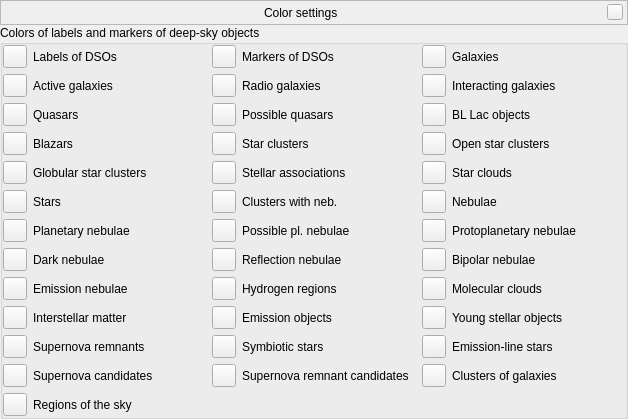
Above: src/gui/dsoColorsDialog.ui from greck2908/stellarium before the change. Below: the same form after it.
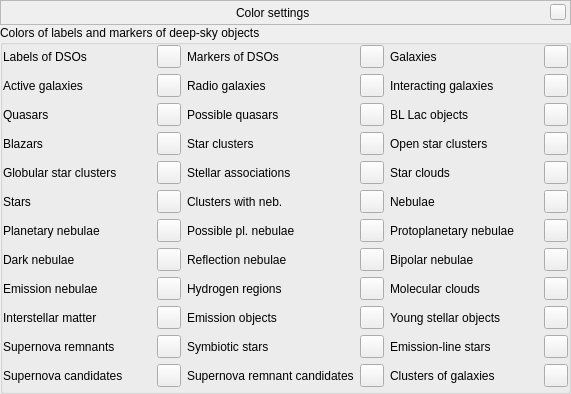
That is the form after the change. Custom widgets are drawn as their Qt base class.

What changed in the file:
```diff
--- a/src/gui/dsoColorsDialog.ui
+++ b/src/gui/dsoColorsDialog.ui
@@ -6,8 +6,8 @@
    <rect>
     <x>0</x>
     <y>0</y>
-    <width>628</width>
-    <height>396</height>
+    <width>571</width>
+    <height>394</height>
    </rect>
   </property>
   <layout class="QVBoxLayout" name="verticalLayout">
@@ -142,28 +142,73 @@
       <property name="bottomMargin">
        <number>0</number>
       </property>
-      <item row="2" column="4">
-       <widget class="QToolButton" name="colorDSOBLLacObjects">
+      <item row="7" column="1">
+       <widget class="QToolButton" name="colorDSODarkNebulae">
         <property name="toolTip">
          <string>Color of markers of BL Lac objects</string>
         </property>
        </widget>
       </item>
-      <item row="2" column="3">
-       <widget class="QLabel" name="labelDSOColorPossibleQuasars">
+      <item row="3" column="4">
+       <widget class="QLabel" name="labelDSOColorOpenStarClusters">
         <property name="text">
-         <string>Possible quasars</string>
+         <string>Open star clusters</string>
         </property>
        </widget>
       </item>
-      <item row="5" column="0">
-       <widget class="QToolButton" name="colorDSOStars">
+      <item row="5" column="2">
+       <widget class="QLabel" name="labelDSOColorNebulosityClusters">
         <property name="toolTip">
          <string>Color of markers of stars</string>
         </property>
+        <property name="text">
+         <string>Clusters with neb.</string>
+        </property>
        </widget>
       </item>
-      <item row="6" column="3">
+      <item row="4" column="2">
+       <widget class="QLabel" name="labelDSOColorStellarAssociations">
+        <property name="text">
+         <string>Stellar associations</string>
+        </property>
+       </widget>
+      </item>
+      <item row="3" column="0">
+       <widget class="QLabel" name="labelDSOColorBlazars">
+        <property name="text">
+         <string>Blazars</string>
+        </property>
+       </widget>
+      </item>
+      <item row="3" column="5">
+       <widget class="QToolButton" name="colorDSOOpenStarClusters">
+        <property name="toolTip">
+         <string>Color of markers of open star clusters</string>
+        </property>
+       </widget>
+      </item>
+      <item row="4" column="3">
+       <widget class="QToolButton" name="colorDSOStellarAssociations">
+        <property name="toolTip">
+         <string>Color of markers of stellar associations</string>
+        </property>
+       </widget>
+      </item>
+      <item row="9" column="0">
+       <widget class="QLabel" name="labelDSOColorInterstellarMatter">
+        <property name="text">
+         <string>Interstellar matter</string>
+        </property>
+       </widget>
+      </item>
+      <item row="8" column="2">
+       <widget class="QLabel" name="labelDSOColorHydrogenRegions">
+        <property name="text">
+         <string>Hydrogen regions</string>
+        </property>
+       </widget>
+      </item>
+      <item row="6" column="2">
        <widget class="QLabel" name="labelDSOColorPossiblePlanetaryNebulae">
         <property name="toolTip">
          <string>Possible planetary nebulae</string>
@@ -173,342 +218,335 @@
         </property>
        </widget>
       </item>
-      <item row="5" column="5">
-       <widget class="QLabel" name="labelDSOColorNebulae">
-        <property name="text">
-         <string>Nebulae</string>
-        </property>
-       </widget>
-      </item>
-      <item row="10" column="4">
-       <widget class="QToolButton" name="colorDSOEmissionLineStars">
-        <property name="toolTip">
-         <string>Color of markers of emission-line stars</string>
-        </property>
-       </widget>
-      </item>
-      <item row="7" column="3">
-       <widget class="QLabel" name="labelDSOColorReflectionNebulae">
-        <property name="text">
-         <string>Reflection nebulae</string>
-        </property>
-       </widget>
-      </item>
-      <item row="1" column="3">
+      <item row="1" column="2">
        <widget class="QLabel" name="labelDSOColorRadioGalaxies">
         <property name="text">
          <string>Radio galaxies</string>
         </property>
        </widget>
       </item>
-      <item row="1" column="1">
-       <widget class="QLabel" name="labelDSOColorActiveGalaxies">
-        <property name="text">
-         <string>Active galaxies</string>
-        </property>
-       </widget>
-      </item>
-      <item row="3" column="0">
-       <widget class="QToolButton" name="colorDSOBlazars">
+      <item row="0" column="1">
+       <widget class="QToolButton" name="colorDSOLabels">
         <property name="toolTip">
          <string>Color of markers of blazars</string>
         </property>
        </widget>
       </item>
-      <item row="3" column="3">
-       <widget class="QLabel" name="labelDSOColorStarClusters">
-        <property name="text">
-         <string>Star clusters</string>
-        </property>
-       </widget>
-      </item>
-      <item row="9" column="3">
-       <widget class="QLabel" name="labelDSOColorEmissionObjects">
-        <property name="text">
-         <string>Emission objects</string>
-        </property>
-       </widget>
-      </item>
-      <item row="1" column="4">
+      <item row="1" column="5">
        <widget class="QToolButton" name="colorDSOInteractingGalaxies">
         <property name="toolTip">
          <string>Color of markers of interacting galaxies</string>
         </property>
        </widget>
       </item>
-      <item row="4" column="1">
-       <widget class="QLabel" name="labelDSOColorGlobularStarClusters">
+      <item row="5" column="3">
+       <widget class="QToolButton" name="colorDSONebulosityClusters">
+        <property name="toolTip">
+         <string>Color of markers of clusters associated with nebulosity</string>
+        </property>
+       </widget>
+      </item>
+      <item row="1" column="4">
+       <widget class="QLabel" name="labelDSOColorInteractingGalaxies">
         <property name="text">
-         <string>Globular star clusters</string>
+         <string>Interacting galaxies</string>
         </property>
        </widget>
       </item>
-      <item row="9" column="4">
+      <item row="9" column="5">
        <widget class="QToolButton" name="colorDSOYoungStellarObjects">
         <property name="toolTip">
          <string>Color of markers of young stellar objects</string>
         </property>
        </widget>
       </item>
-      <item row="4" column="4">
-       <widget class="QToolButton" name="colorDSOStarClouds">
+      <item row="6" column="5">
+       <widget class="QToolButton" name="colorDSOProtoplanetaryNebulae">
         <property name="toolTip">
-         <string>Color of markers of star clouds</string>
+         <string>Color of markers of protoplanetary nebulae</string>
+        </property>
+       </widget>
+      </item>
+      <item row="6" column="3">
+       <widget class="QToolButton" name="colorDSOPossiblePlanetaryNebulae">
+        <property name="toolTip">
+         <string>Color of markers of possible planetary nebulae</string>
+        </property>
+       </widget>
+      </item>
+      <item row="2" column="3">
+       <widget class="QToolButton" name="colorDSOPossibleQuasars">
+        <property name="toolTip">
+         <string>Color of markers of possible quasars</string>
+        </property>
+       </widget>
+      </item>
+      <item row="3" column="3">
+       <widget class="QToolButton" name="colorDSOStarClusters">
+        <property name="toolTip">
+         <string>Color of markers of star clusters</string>
+        </property>
+       </widget>
+      </item>
+      <item row="8" column="0">
+       <widget class="QLabel" name="labelDSOColorEmissionNebulae">
+        <property name="text">
+         <string>Emission nebulae</string>
         </property>
        </widget>
       </item>
       <item row="10" column="1">
-       <widget class="QLabel" name="labelDSOColorSupernovaRemnants">
-        <property name="text">
-         <string>Supernova remnants</string>
-        </property>
-       </widget>
-      </item>
-      <item row="7" column="4">
-       <widget class="QToolButton" name="colorDSOBipolarNebulae">
+       <widget class="QToolButton" name="colorDSOSupernovaRemnants">
         <property name="toolTip">
          <string>Color of markers of bipolar nebulae</string>
         </property>
        </widget>
       </item>
-      <item row="11" column="0">
-       <widget class="QToolButton" name="colorDSOSupernovaCandidates">
-        <property name="toolTip">
-         <string>Color of markers of supernova candidates</string>
-        </property>
-       </widget>
-      </item>
-      <item row="6" column="1">
-       <widget class="QLabel" name="labelDSOColorPlanetaryNebulae">
+      <item row="2" column="2">
+       <widget class="QLabel" name="labelDSOColorPossibleQuasars">
         <property name="text">
-         <string>Planetary nebulae</string>
-        </property>
-       </widget>
-      </item>
-      <item row="9" column="0">
-       <widget class="QToolButton" name="colorDSOInterstellarMatter">
-        <property name="toolTip">
-         <string>Color of markers of interstellar matter</string>
-        </property>
-       </widget>
-      </item>
-      <item row="0" column="4">
-       <widget class="QToolButton" name="colorDSOGalaxies">
-        <property name="toolTip">
-         <string>Color of markers of galaxies</string>
-        </property>
-       </widget>
-      </item>
-      <item row="0" column="5">
-       <widget class="QLabel" name="labelDSOColorGalaxies">
-        <property name="text">
-         <string>Galaxies</string>
-        </property>
-       </widget>
-      </item>
-      <item row="4" column="2">
-       <widget class="QToolButton" name="colorDSOStellarAssociations">
-        <property name="toolTip">
-         <string>Color of markers of stellar associations</string>
-        </property>
-       </widget>
-      </item>
-      <item row="3" column="5">
-       <widget class="QLabel" name="labelDSOColorOpenStarClusters">
-        <property name="text">
-         <string>Open star clusters</string>
+         <string>Possible quasars</string>
         </property>
        </widget>
       </item>
       <item row="3" column="1">
-       <widget class="QLabel" name="labelDSOColorBlazars">
+       <widget class="QToolButton" name="colorDSOBlazars">
+        <property name="toolTip">
+         <string>Color of markers of blazars</string>
+        </property>
+       </widget>
+      </item>
+      <item row="1" column="0">
+       <widget class="QLabel" name="labelDSOColorActiveGalaxies">
         <property name="text">
-         <string>Blazars</string>
+         <string>Active galaxies</string>
         </property>
        </widget>
       </item>
-      <item row="7" column="0">
-       <widget class="QToolButton" name="colorDSODarkNebulae">
+      <item row="2" column="1">
+       <widget class="QToolButton" name="colorDSOQuasars">
         <property name="toolTip">
          <string>Color of markers of dark nebulae</string>
         </property>
        </widget>
       </item>
-      <item row="8" column="0">
+      <item row="8" column="1">
        <widget class="QToolButton" name="colorDSOEmissionNebulae">
         <property name="toolTip">
          <string>Color of markers of emission nebulae</string>
         </property>
        </widget>
       </item>
-      <item row="1" column="0">
-       <widget class="QToolButton" name="colorDSOActiveGalaxies">
+      <item row="7" column="3">
+       <widget class="QToolButton" name="colorDSOReflectionNebulae">
         <property name="toolTip">
          <string>Color of markers of active galaxies</string>
         </property>
        </widget>
       </item>
-      <item row="7" column="5">
-       <widget class="QLabel" name="labelDSOColorBipolarNebulae">
-        <property name="text">
-         <string>Bipolar nebulae</string>
+      <item row="4" column="5">
+       <widget class="QToolButton" name="colorDSOStarClouds">
+        <property name="toolTip">
+         <string>Color of markers of star clouds</string>
         </property>
        </widget>
       </item>
       <item row="0" column="0">
-       <widget class="QToolButton" name="colorDSOLabels">
+       <widget class="QLabel" name="labelDSOColorLabels">
         <property name="toolTip">
-         <string>Color of labels of deep-sky objects</string>
+         <string>Labels of deep-sky objects</string>
+        </property>
+        <property name="text">
+         <string>Labels of DSOs</string>
+        </property>
+       </widget>
+      </item>
+      <item row="7" column="0">
+       <widget class="QLabel" name="labelDSOColorDarkNebulae">
+        <property name="text">
+         <string>Dark nebulae</string>
+        </property>
+       </widget>
+      </item>
+      <item row="9" column="4">
+       <widget class="QLabel" name="labelDSOColorYSOs">
+        <property name="toolTip">
+         <string/>
+        </property>
+        <property name="text">
+         <string>Young stellar objects</string>
         </property>
        </widget>
       </item>
       <item row="8" column="4">
+       <widget class="QLabel" name="labelDSOColorMolecularClouds">
+        <property name="text">
+         <string>Molecular clouds</string>
+        </property>
+       </widget>
+      </item>
+      <item row="10" column="3">
+       <widget class="QToolButton" name="colorDSOSymbioticStars">
+        <property name="toolTip">
+         <string>Color of markers of symbiotic stars</string>
+        </property>
+       </widget>
+      </item>
+      <item row="10" column="2">
+       <widget class="QLabel" name="labelDSOColorSymbioticStars">
+        <property name="text">
+         <string>Symbiotic stars</string>
+        </property>
+       </widget>
+      </item>
+      <item row="8" column="5">
        <widget class="QToolButton" name="colorDSOMolecularClouds">
         <property name="toolTip">
          <string>Color of markers of molecular clouds</string>
         </property>
        </widget>
       </item>
-      <item row="2" column="5">
-       <widget class="QLabel" name="labelDSOColorBLLacObjects">
-        <property name="text">
-         <string>BL Lac objects</string>
-        </property>
-       </widget>
-      </item>
       <item row="3" column="2">
-       <widget class="QToolButton" name="colorDSOStarClusters">
-        <property name="toolTip">
-         <string>Color of markers of star clusters</string>
+       <widget class="QLabel" name="labelDSOColorStarClusters">
+        <property name="text">
+         <string>Star clusters</string>
         </property>
        </widget>
       </item>
       <item row="9" column="1">
-       <widget class="QLabel" name="labelDSOColorInterstellarMatter">
-        <property name="text">
-         <string>Interstellar matter</string>
-        </property>
-       </widget>
-      </item>
-      <item row="4" column="0">
-       <widget class="QToolButton" name="colorDSOGlobularStarClusters">
+       <widget class="QToolButton" name="colorDSOInterstellarMatter">
         <property name="toolTip">
          <string>Color of markers of globular star clusters</string>
         </property>
        </widget>
       </item>
-      <item row="5" column="3">
-       <widget class="QLabel" name="labelDSOColorNebulosityClusters">
-        <property name="toolTip">
-         <string>Clusters associated with nebulosity</string>
-        </property>
+      <item row="7" column="2">
+       <widget class="QLabel" name="labelDSOColorReflectionNebulae">
         <property name="text">
-         <string>Clusters with neb.</string>
-        </property>
-       </widget>
-      </item>
-      <item row="6" column="2">
-       <widget class="QToolButton" name="colorDSOPossiblePlanetaryNebulae">
-        <property name="toolTip">
-         <string>Color of markers of possible planetary nebulae</string>
-        </property>
-       </widget>
-      </item>
-      <item row="9" column="5">
-       <widget class="QLabel" name="labelDSOColorYSOs">
-        <property name="toolTip">
-         <string/>
-        </property>
-        <property name="text">
-         <string>Young stellar objects</string>
+         <string>Reflection nebulae</string>
         </property>
        </widget>
       </item>
       <item row="8" column="3">
-       <widget class="QLabel" name="labelDSOColorHydrogenRegions">
+       <widget class="QToolButton" name="colorDSOHydrogenRegions">
+        <property name="toolTip">
+         <string>Color of markers of hydrogen regions</string>
+        </property>
+       </widget>
+      </item>
+      <item row="1" column="3">
+       <widget class="QToolButton" name="colorDSORadioGalaxies">
+        <property name="toolTip">
+         <string>Color of markers of radio galaxies</string>
+        </property>
+       </widget>
+      </item>
+      <item row="10" column="4">
+       <widget class="QLabel" name="labelDSOColorEmissionLineStars">
         <property name="text">
-         <string>Hydrogen regions</string>
+         <string>Emission-line stars</string>
         </property>
        </widget>
       </item>
-      <item row="5" column="4">
+      <item row="5" column="1">
+       <widget class="QToolButton" name="colorDSOStars">
+        <property name="toolTip">
+         <string>Color of markers of stars</string>
+        </property>
+       </widget>
+      </item>
+      <item row="5" column="5">
        <widget class="QToolButton" name="colorDSONebulae">
         <property name="toolTip">
          <string>Color of markers of nebulae</string>
         </property>
        </widget>
       </item>
-      <item row="11" column="1">
-       <widget class="QLabel" name="labelDSOColorSupernovaCandidates">
+      <item row="10" column="0">
+       <widget class="QLabel" name="labelDSOColorSupernovaRemnants">
         <property name="text">
-         <string>Supernova candidates</string>
+         <string>Supernova remnants</string>
         </property>
        </widget>
       </item>
-      <item row="6" column="0">
-       <widget class="QToolButton" name="colorDSOPlanetaryNebulae">
+      <item row="7" column="5">
+       <widget class="QToolButton" name="colorDSOBipolarNebulae">
         <property name="toolTip">
-         <string>Color of markers of planetary nebulae</string>
-        </property>
-       </widget>
-      </item>
-      <item row="11" column="2">
-       <widget class="QToolButton" name="colorDSOSupernovaRemnantCandidates">
-        <property name="toolTip">
-         <string>Color of markers of supernova remnant candidates</string>
-        </property>
-       </widget>
-      </item>
-      <item row="2" column="2">
-       <widget class="QToolButton" name="colorDSOPossibleQuasars">
-        <property name="toolTip">
-         <string>Color of markers of possible quasars</string>
-        </property>
-       </widget>
-      </item>
-      <item row="1" column="5">
-       <widget class="QLabel" name="labelDSOColorInteractingGalaxies">
-        <property name="text">
-         <string>Interacting galaxies</string>
+         <string>Color of markers of bipolar nebulae</string>
         </property>
        </widget>
       </item>
       <item row="2" column="0">
-       <widget class="QToolButton" name="colorDSOQuasars">
+       <widget class="QLabel" name="labelDSOColorQuasars">
+        <property name="text">
+         <string>Quasars</string>
+        </property>
+       </widget>
+      </item>
+      <item row="10" column="5">
+       <widget class="QToolButton" name="colorDSOEmissionLineStars">
         <property name="toolTip">
          <string>Color of markers of quasars</string>
         </property>
        </widget>
       </item>
-      <item row="7" column="2">
-       <widget class="QToolButton" name="colorDSOReflectionNebulae">
+      <item row="2" column="4">
+       <widget class="QLabel" name="labelDSOColorBLLacObjects">
+        <property name="text">
+         <string>BL Lac objects</string>
+        </property>
+       </widget>
+      </item>
+      <item row="5" column="0">
+       <widget class="QLabel" name="labelDSOColorStars">
+        <property name="text">
+         <string>Stars</string>
+        </property>
+       </widget>
+      </item>
+      <item row="9" column="3">
+       <widget class="QToolButton" name="colorDSOEmissionObjects">
         <property name="toolTip">
          <string>Color of markers of reflection nebulae</string>
         </property>
        </widget>
       </item>
-      <item row="4" column="3">
-       <widget class="QLabel" name="labelDSOColorStellarAssociations">
+      <item row="0" column="3">
+       <widget class="QToolButton" name="colorDSOMarkers">
+        <property name="toolTip">
+         <string>Color of markers of deep-sky objects</string>
+        </property>
+       </widget>
+      </item>
+      <item row="5" column="4">
+       <widget class="QLabel" name="labelDSOColorNebulae">
         <property name="text">
-         <string>Stellar associations</string>
+         <string>Nebulae</string>
         </property>
        </widget>
       </item>
-      <item row="6" column="5">
+      <item row="7" column="4">
+       <widget class="QLabel" name="labelDSOColorBipolarNebulae">
+        <property name="text">
+         <string>Bipolar nebulae</string>
+        </property>
+       </widget>
+      </item>
+      <item row="6" column="4">
        <widget class="QLabel" name="labelDSOColorProtoplanetaryNebulae">
         <property name="text">
          <string>Protoplanetary nebulae</string>
         </property>
        </widget>
       </item>
-      <item row="7" column="1">
-       <widget class="QLabel" name="labelDSOColorDarkNebulae">
-        <property name="text">
-         <string>Dark nebulae</string>
+      <item row="1" column="1">
+       <widget class="QToolButton" name="colorDSOActiveGalaxies">
+        <property name="toolTip">
+         <string>Color of markers of active galaxies</string>
         </property>
        </widget>
       </item>
-      <item row="0" column="3">
+      <item row="0" column="2">
        <widget class="QLabel" name="labelDSOColorMarkers">
         <property name="toolTip">
          <string>Markers of deep-sky objects</string>
@@ -518,163 +556,111 @@
         </property>
        </widget>
       </item>
-      <item row="0" column="2">
-       <widget class="QToolButton" name="colorDSOMarkers">
-        <property name="toolTip">
-         <string>Color of markers of deep-sky objects</string>
-        </property>
-       </widget>
-      </item>
-      <item row="8" column="1">
-       <widget class="QLabel" name="labelDSOColorEmissionNebulae">
+      <item row="4" column="0">
+       <widget class="QLabel" name="labelDSOColorGlobularStarClusters">
         <property name="text">
-         <string>Emission nebulae</string>
-        </property>
-       </widget>
-      </item>
-      <item row="1" column="2">
-       <widget class="QToolButton" name="colorDSORadioGalaxies">
-        <property name="toolTip">
-         <string>Color of markers of radio galaxies</string>
-        </property>
-       </widget>
-      </item>
-      <item row="5" column="2">
-       <widget class="QToolButton" name="colorDSONebulosityClusters">
-        <property name="toolTip">
-         <string>Color of markers of clusters associated with nebulosity</string>
-        </property>
-       </widget>
-      </item>
-      <item row="10" column="5">
-       <widget class="QLabel" name="labelDSOColorEmissionLineStars">
-        <property name="text">
-         <string>Emission-line stars</string>
-        </property>
-       </widget>
-      </item>
-      <item row="2" column="1">
-       <widget class="QLabel" name="labelDSOColorQuasars">
-        <property name="text">
-         <string>Quasars</string>
+         <string>Globular star clusters</string>
         </property>
        </widget>
       </item>
       <item row="9" column="2">
-       <widget class="QToolButton" name="colorDSOEmissionObjects">
+       <widget class="QLabel" name="labelDSOColorEmissionObjects">
+        <property name="text">
+         <string>Emission objects</string>
+        </property>
+       </widget>
+      </item>
+      <item row="0" column="5">
+       <widget class="QToolButton" name="colorDSOGalaxies">
         <property name="toolTip">
          <string>Color of markers of emission objects</string>
         </property>
        </widget>
       </item>
-      <item row="4" column="5">
+      <item row="0" column="4">
+       <widget class="QLabel" name="labelDSOColorGalaxies">
+        <property name="text">
+         <string>Galaxies</string>
+        </property>
+       </widget>
+      </item>
+      <item row="6" column="1">
+       <widget class="QToolButton" name="colorDSOPlanetaryNebulae">
+        <property name="toolTip">
+         <string>Color of markers of planetary nebulae</string>
+        </property>
+       </widget>
+      </item>
+      <item row="6" column="0">
+       <widget class="QLabel" name="labelDSOColorPlanetaryNebulae">
+        <property name="text">
+         <string>Planetary nebulae</string>
+        </property>
+       </widget>
+      </item>
+      <item row="4" column="4">
        <widget class="QLabel" name="labelDSOColorStarClouds">
         <property name="text">
          <string>Star clouds</string>
         </property>
        </widget>
       </item>
-      <item row="8" column="5">
-       <widget class="QLabel" name="labelDSOColorMolecularClouds">
+      <item row="4" column="1">
+       <widget class="QToolButton" name="colorDSOGlobularStarClusters">
+        <property name="toolTip">
+         <string>Color of markers of globular star clusters</string>
+        </property>
+       </widget>
+      </item>
+      <item row="2" column="5">
+       <widget class="QToolButton" name="colorDSOBLLacObjects">
+        <property name="toolTip">
+         <string>Color of markers of BL Lac objects</string>
+        </property>
+       </widget>
+      </item>
+      <item row="11" column="0">
+       <widget class="QLabel" name="labelDSOColorSupernovaCandidates">
         <property name="text">
-         <string>Molecular clouds</string>
+         <string>Supernova candidates</string>
         </property>
        </widget>
       </item>
-      <item row="11" column="3">
+      <item row="11" column="1">
+       <widget class="QToolButton" name="colorDSOSupernovaCandidates">
+        <property name="toolTip">
+         <string>Color of markers of supernova candidates</string>
+        </property>
+       </widget>
+      </item>
+      <item row="11" column="2">
        <widget class="QLabel" name="labelDSOColorSupernovaRemnantCandidates">
         <property name="text">
          <string>Supernova remnant candidates</string>
         </property>
        </widget>
       </item>
-      <item row="3" column="4">
-       <widget class="QToolButton" name="colorDSOOpenStarClusters">
+      <item row="11" column="3">
+       <widget class="QToolButton" name="colorDSOSupernovaRemnantCandidates">
         <property name="toolTip">
          <string>Color of markers of open star clusters</string>
         </property>
        </widget>
       </item>
-      <item row="10" column="2">
-       <widget class="QToolButton" name="colorDSOSymbioticStars">
-        <property name="toolTip">
-         <string>Color of markers of symbiotic stars</string>
-        </property>
-       </widget>
-      </item>
-      <item row="6" column="4">
-       <widget class="QToolButton" name="colorDSOProtoplanetaryNebulae">
-        <property name="toolTip">
-         <string>Color of markers of protoplanetary nebulae</string>
-        </property>
-       </widget>
-      </item>
-      <item row="8" column="2">
-       <widget class="QToolButton" name="colorDSOHydrogenRegions">
-        <property name="toolTip">
-         <string>Color of markers of hydrogen regions</string>
-        </property>
-       </widget>
-      </item>
-      <item row="11" column="5">
+      <item row="11" column="4">
        <widget class="QLabel" name="labelDSOColorGalaxyClusters">
         <property name="text">
          <string>Clusters of galaxies</string>
         </property>
        </widget>
       </item>
-      <item row="10" column="3">
-       <widget class="QLabel" name="labelDSOColorSymbioticStars">
-        <property name="text">
-         <string>Symbiotic stars</string>
-        </property>
-       </widget>
-      </item>
-      <item row="10" column="0">
-       <widget class="QToolButton" name="colorDSOSupernovaRemnants">
-        <property name="toolTip">
-         <string>Color of markers of supernova remnants</string>
-        </property>
-       </widget>
-      </item>
-      <item row="0" column="1">
-       <widget class="QLabel" name="labelDSOColorLabels">
-        <property name="toolTip">
-         <string>Labels of deep-sky objects</string>
-        </property>
-        <property name="text">
-         <string>Labels of DSOs</string>
-        </property>
-       </widget>
-      </item>
-      <item row="5" column="1">
-       <widget class="QLabel" name="labelDSOColorStars">
-        <property name="text">
-         <string>Stars</string>
-        </property>
-       </widget>
-      </item>
-      <item row="11" column="4">
+      <item row="11" column="5">
        <widget class="QToolButton" name="colorDSOGalaxyClusters">
         <property name="toolTip">
          <string>Color of markers for clusters of galaxies</string>
         </property>
        </widget>
       </item>
-      <item row="12" column="0">
-       <widget class="QToolButton" name="colorDSORegions">
-        <property name="toolTip">
-         <string>Color of markers of regions of the sky</string>
-        </property>
-       </widget>
-      </item>
-      <item row="12" column="1">
-       <widget class="QLabel" name="labelDSOColorRegions">
-        <property name="text">
-         <string>Regions of the sky</string>
-        </property>
-       </widget>
-      </item>
      </layout>
     </widget>
    </item>
```
Left out of the diff: 22 changed lines with no effect on the pictures.
